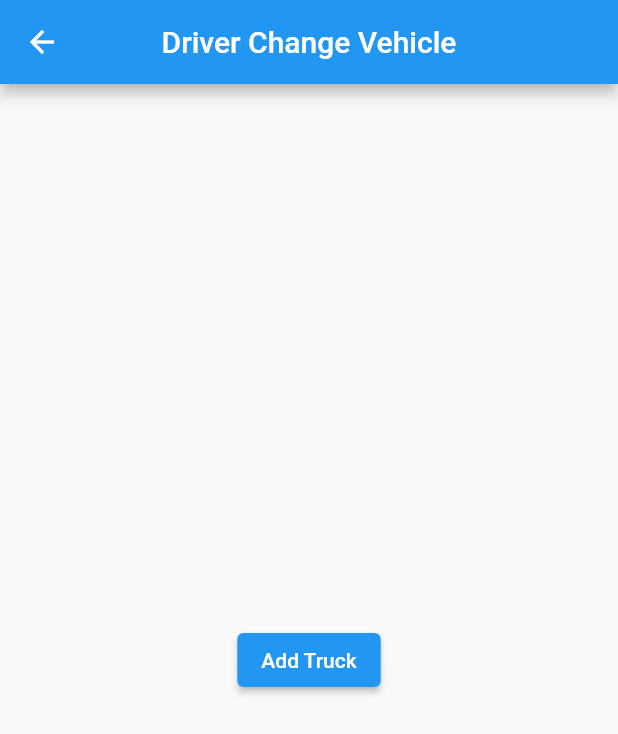
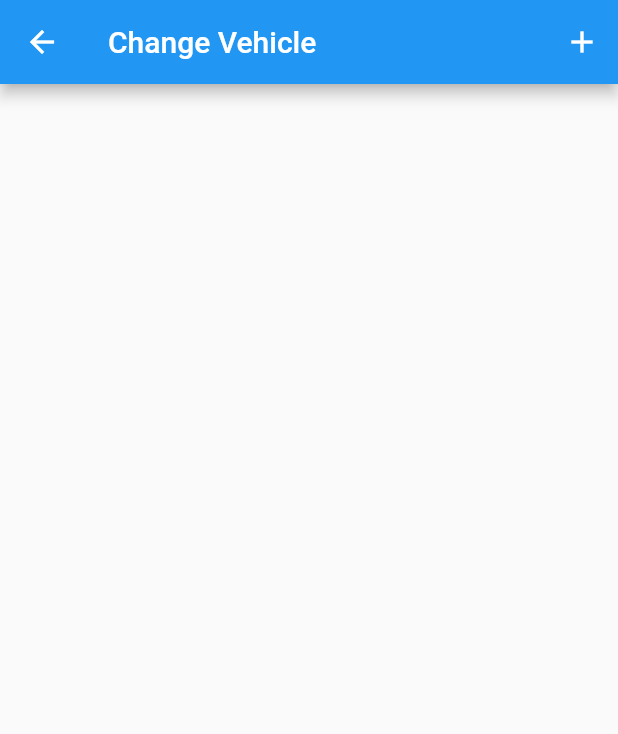
Before and after one commit to Juicybruce/urban-logistics, a Flutter app: the changeVehicle screen opened directly, on a phone screen of 412 x 824 dp. Shown: the top 734 px of the screen. Run offline on Flutter 3.47's test engine with Material 2 defaults, Android fonts, the phone set to English and light mode, and no system bars; our stand-ins replace supabase, supabase_flutter; accounts and stored records are empty.

Commit message:
truck list and details viewable

```diff
--- a/lib/driver/addVehicle.dart
+++ b/lib/driver/addVehicle.dart
@@ -118,6 +118,8 @@ class _addVehicleState extends State<addVehicle> {
                   ),
                 );
               }
+              //refresh change vehicle page
+
               Navigator.pop(context);
             }
           },
--- a/lib/driver/changeVehicle.dart
+++ b/lib/driver/changeVehicle.dart
@@ -1,4 +1,5 @@
 import 'package:flutter/material.dart';
+import 'package:supabase/src/supabase_stream_builder.dart';
 import 'package:supabase_flutter/supabase_flutter.dart';
 import'addVehicle.dart';
 
@@ -10,32 +11,107 @@ class changeVehicle extends StatefulWidget {
 }
 
 class _changeVehicleState extends State<changeVehicle> {
-  //supabase client
   final SupabaseClient _client = Supabase.instance.client;
-  final _formKey = GlobalKey<FormState>();
-  var _licensePlateController = TextEditingController();
-  var _truckTypeController = TextEditingController();
-  var _truckCapacityController = TextEditingController();
-  var _truckWeightController = TextEditingController();
-  bool _isCooling = false;
+  //get the data from the database real time
+
+  //update the list when there is a change in the database
+
+  bool isSelectionMode = false;
+  final int listLength = 30;
+  late List<bool> _selected;
+  bool _selectAll = false;
+  bool _isGridMode = false;
+
+  @override
+  void initState() {
+    super.initState();
+    _selected = List<bool>.generate(listLength, (int index) => false);
+  }
 
   @override
   Widget build(BuildContext context) {
+    var newRecord;
     return Scaffold(
-      appBar: AppBar(title: Text("Driver Change Vehicle"),
-        centerTitle: true,),
-      //a button to show a dialogue box to add a truck
-      body: Center(
-        child: ElevatedButton(
-          onPressed: () {
-            showDialog(
+      appBar: AppBar(
+        title: Text('Change Vehicle'),
+        actions: [
+          IconButton(
+            icon: Icon(Icons.add),
+            onPressed: () {showDialog(
                 context: context,
                 builder: (BuildContext context) {
                   return addVehicle();
-                });
-          },
-          child: const Text('Add Truck'),
-        ),
+                  //after adding a vehicle, refresh the truck list
+                }).then((value) => setState(() {}));
+
+
+
+            },
+          ),
+        ],
+      ),
+      body: Column(
+        children: [
+          Expanded(
+            child: StreamBuilder(
+              stream: Supabase.instance.client
+                  .from('trucks')
+                  .select()
+                  .execute()
+                  .asStream(),
+              builder: (context, snapshot) {
+                if (snapshot.hasError) {
+                  return const Text('Error');
+                } else if (snapshot.hasData) {
+                  final List<dynamic> data = snapshot.data!.data as List<dynamic>;
+                  return ListView.builder(
+                    itemCount: data.length,
+                    itemBuilder: (context, index) {
+                      final Map<String, dynamic> vehicle = data[index] as Map<String, dynamic>;
+                      return ListTile(
+                        title: Text(vehicle['license_plate'].toString()),
+                        subtitle: Text(vehicle['truck_type'].toString()),
+                        //show details on onTap
+                        onTap: () {
+                          showDialog(
+                            context: context,
+                            builder: (BuildContext context) {
+                              return AlertDialog(
+                                title: Text(vehicle['license_plate'].toString()),
+                                content: SingleChildScrollView(
+                                  child: ListBody(
+                                    children: [
+                                      Text('Truck Type: ' + vehicle['truck_type'].toString()),
+                                      Text('Truck Capacity: ' + vehicle['space_capacity'].toString()),
+                                      Text('Truck Weight Capacity: ' + vehicle['weight_capacity'].toString()),
+                                      Text('Cooling: ' + vehicle['cooling_capacity'].toString()),
+                                    ],
+                                  ),
+                                ),
+                                actions: [
+                                  TextButton(
+                                    child: const Text('Close'),
+                                    onPressed: () {
+                                      Navigator.of(context).pop();
+                                    },
+                                  ),
+                                ],
+                              );
+                            },
+                          );
+                        },
+                      );
+                    },
+                  );
+                } else {
+                  return const Center(
+                    child: CircularProgressIndicator(),
+                  );
+                }
+              },
+            ),
+          ),
+        ],
       ),
     );
   }
--- a/lib/driver/mapDriver.dart
+++ b/lib/driver/mapDriver.dart
@@ -1,4 +1,5 @@
 import 'package:flutter/material.dart';
+//mapDriver is the screen that shows the driver's location
 
 class mapDriver extends StatefulWidget {
   const mapDriver({Key? key}) : super(key: key);
```
